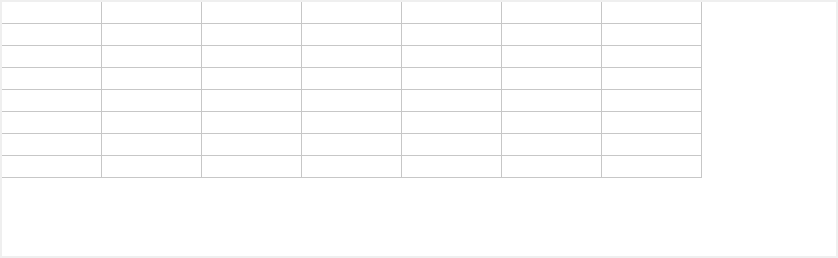
weibo6631352/wx, file DayTotolTable/QDayView.ui: the form before one commit.
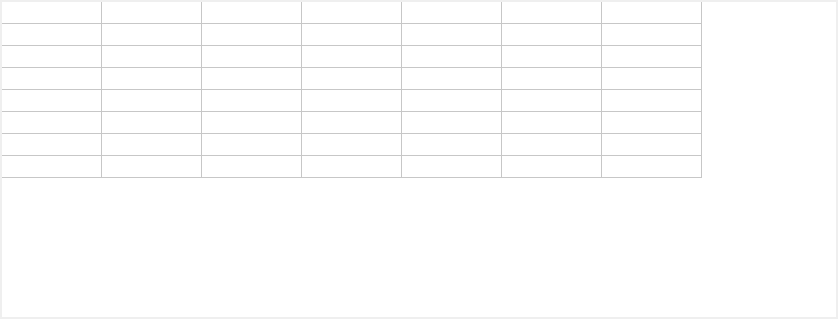
The form after the commit.

Commit message: 1，对付关系显示不全。

Patch:
```diff
--- a/DayTotolTable/QDayView.ui
+++ b/DayTotolTable/QDayView.ui
@@ -7,7 +7,7 @@
     <x>0</x>
     <y>0</y>
     <width>838</width>
-    <height>258</height>
+    <height>319</height>
    </rect>
   </property>
   <property name="windowTitle">
```
The commit also changes 2 other files.
